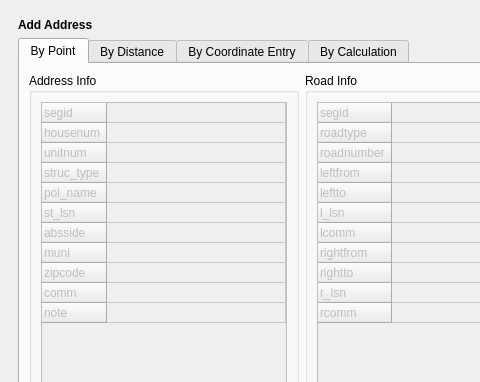
This is lbrs_updater_dockwidget_base.ui in gisn8/LBRS_Updater as Qt 5 draws it before an edit; both pictures show x 0 to 480 and y 0 to 382 of the 750 by 500 pixel window. The edited form follows.
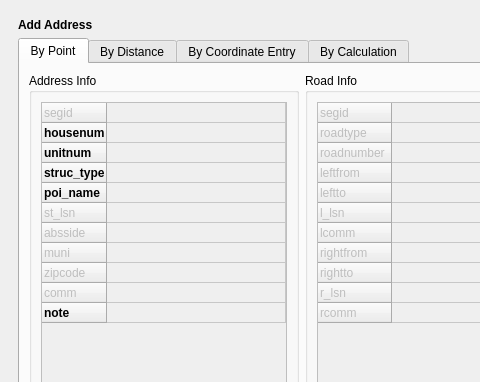
This is the edited form. Custom widgets are drawn as their Qt base class.

Commit message: Captured relationship data between click-point and nearest road. - Initial tests getting appropriate road name data. - Next will be using this to calculate housenum.

Diff of the .ui file:
```diff
--- a/lbrs_updater_dockwidget_base.ui
+++ b/lbrs_updater_dockwidget_base.ui
@@ -788,21 +788,82 @@
                     <property name="text">
                      <string>housenum</string>
                     </property>
+                    <property name="font">
+                     <font>
+                      <weight>75</weight>
+                      <bold>true</bold>
+                      <underline>false</underline>
+                     </font>
+                    </property>
+                    <property name="foreground">
+                     <brush brushstyle="SolidPattern">
+                      <color alpha="255">
+                       <red>0</red>
+                       <green>0</green>
+                       <blue>0</blue>
+                      </color>
+                     </brush>
+                    </property>
                    </row>
                    <row>
                     <property name="text">
                      <string>unitnum</string>
                     </property>
+                    <property name="font">
+                     <font>
+                      <weight>75</weight>
+                      <bold>true</bold>
+                     </font>
+                    </property>
+                    <property name="foreground">
+                     <brush brushstyle="SolidPattern">
+                      <color alpha="255">
+                       <red>0</red>
+                       <green>0</green>
+                       <blue>0</blue>
+                      </color>
+                     </brush>
+                    </property>
                    </row>
                    <row>
                     <property name="text">
                      <string>struc_type</string>
                     </property>
+                    <property name="font">
+                     <font>
+                      <weight>75</weight>
+                      <bold>true</bold>
+                     </font>
+                    </property>
+                    <property name="foreground">
+                     <brush brushstyle="SolidPattern">
+                      <color alpha="255">
+                       <red>0</red>
+                       <green>0</green>
+                       <blue>0</blue>
+                      </color>
+                     </brush>
+                    </property>
                    </row>
                    <row>
                     <property name="text">
                      <string>poi_name</string>
                     </property>
+                    <property name="font">
+                     <font>
+                      <weight>75</weight>
+                      <bold>true</bold>
+                     </font>
+                    </property>
+                    <property name="foreground">
+                     <brush brushstyle="SolidPattern">
+                      <color alpha="255">
+                       <red>0</red>
+                       <green>0</green>
+                       <blue>0</blue>
+                      </color>
+                     </brush>
+                    </property>
                    </row>
                    <row>
                     <property name="text">
@@ -813,6 +874,12 @@
                     <property name="text">
                      <string>absside</string>
                     </property>
+                    <property name="font">
+                     <font>
+                      <weight>50</weight>
+                      <bold>false</bold>
+                     </font>
+                    </property>
                    </row>
                    <row>
                     <property name="text">
@@ -833,6 +900,21 @@
                     <property name="text">
                      <string>note</string>
                     </property>
+                    <property name="font">
+                     <font>
+                      <weight>75</weight>
+                      <bold>true</bold>
+                     </font>
+                    </property>
+                    <property name="foreground">
+                     <brush brushstyle="SolidPattern">
+                      <color alpha="255">
+                       <red>0</red>
+                       <green>0</green>
+                       <blue>0</blue>
+                      </color>
+                     </brush>
+                    </property>
                    </row>
                    <column>
                     <property name="text">
```
Left out of the diff: 4 changed lines with no effect on the pictures. Lines whose indentation alone changed are shown as unchanged. The commit also changes 1 other file.
